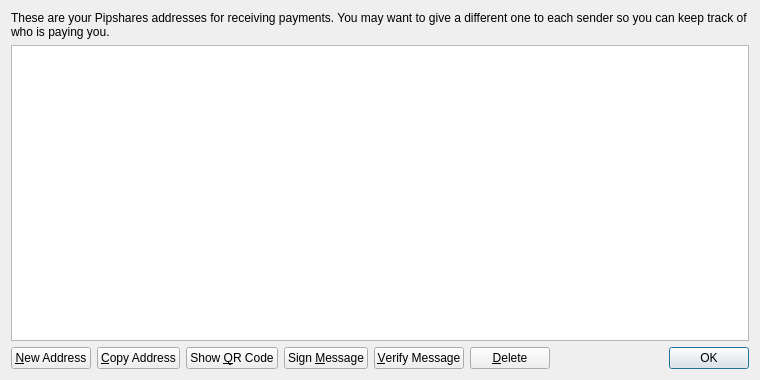
GreenSharesInvest/Pipshares, file src/qt/forms/addressbookpage.ui: the form before one commit.
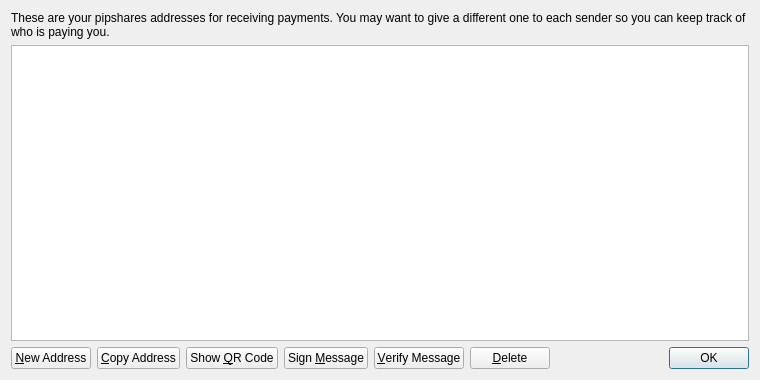
The form after the commit.

Diff of the .ui file:
```diff
--- a/src/qt/forms/addressbookpage.ui
+++ b/src/qt/forms/addressbookpage.ui
@@ -17,7 +17,7 @@
    <item>
     <widget class="QLabel" name="labelExplanation">
      <property name="text">
-      <string>These are your Pipshares addresses for receiving payments. You may want to give a different one to each sender so you can keep track of who is paying you.</string>
+      <string>These are your pipshares addresses for receiving payments. You may want to give a different one to each sender so you can keep track of who is paying you.</string>
      </property>
      <property name="textFormat">
       <enum>Qt::PlainText</enum>
```
Left out of the diff: 4 changed lines with no effect on the pictures.
